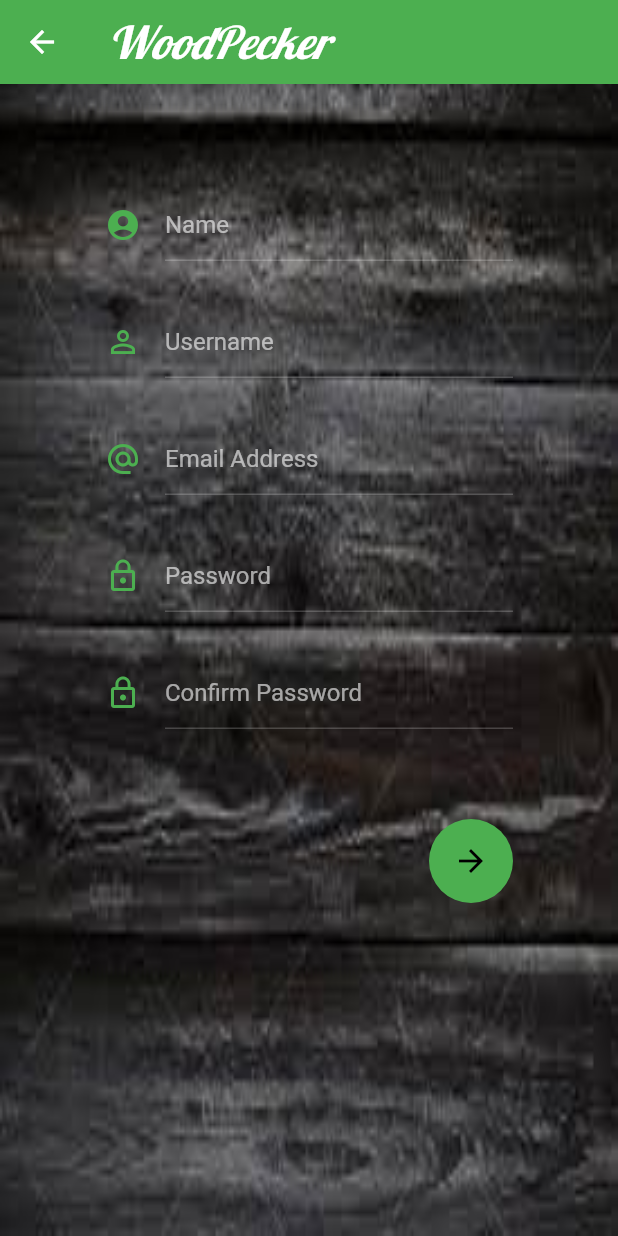
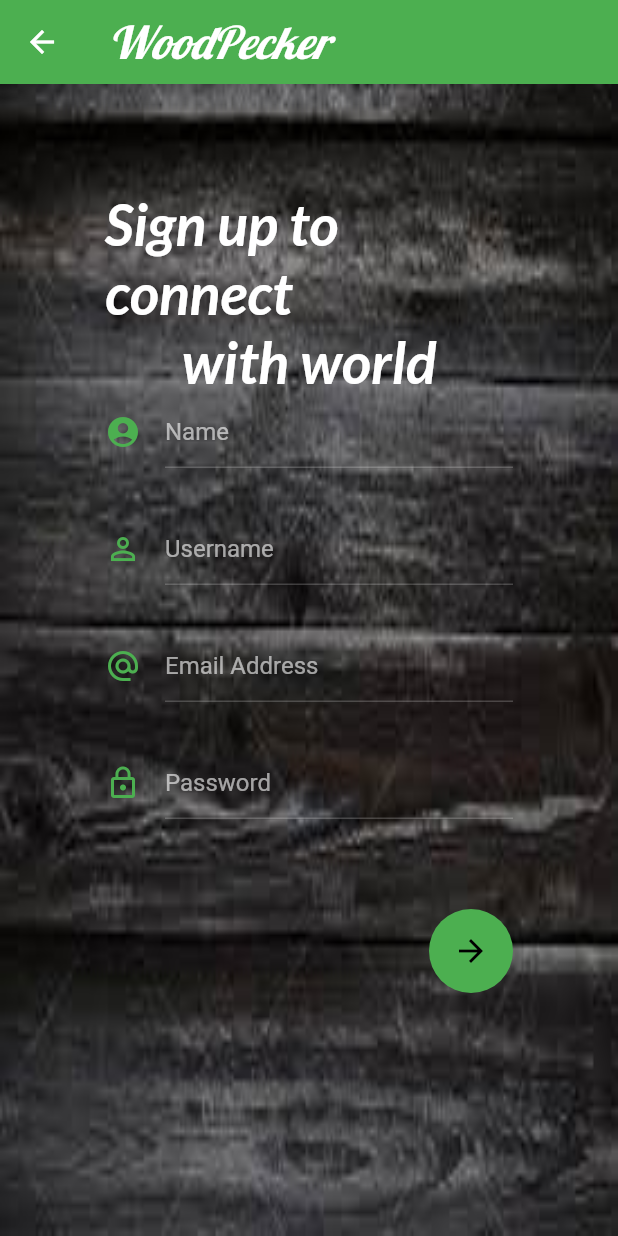
Before and after one commit to AviSharma1305/Auth_UI, a Flutter app: the screen it shows after launch, after a tap on "Sign Up", on a phone screen of 412 x 824 dp. Run offline on Flutter 3.47's test engine with Material 2 defaults, Android fonts, the phone set to English and light mode, and no system bars; our stand-ins replace google_fonts.

Commit message:
Updated UI

```diff
--- a/lib/SignUp_Screen.dart
+++ b/lib/SignUp_Screen.dart
@@ -1,8 +1,8 @@
 import 'package:auth_app/Themes.dart';
 import 'package:flutter/material.dart';
+import 'package:google_fonts/google_fonts.dart';
 
-// ignore: camel_case_types
-class SignUp_Screen extends StatelessWidget {
+class SignUpScreen extends StatelessWidget {
   @override
   Widget build(BuildContext context) {
     return Container(
@@ -21,6 +21,26 @@ class SignUp_Screen extends StatelessWidget {
           child: ListView(
             padding: const EdgeInsets.all(70.0),
             children: <Widget>[
+              Padding(
+                padding: const EdgeInsets.only(bottom: 30.0),
+                child: Column(
+                  children: <Widget>[
+                    Text(
+                        "Sign up to connect",
+                        style: GoogleFonts.lato(
+                          fontSize: 38,
+                          fontWeight: FontWeight.bold,
+                          fontStyle: FontStyle.italic,
+                        ),
+                      ),
+                    Text(
+                      "with world",
+                      style: GoogleFonts.lato(
+                        fontSize: 38,
+                        fontWeight: FontWeight.bold,
+                        fontStyle: FontStyle.italic,
+                      ),
+                    ),
                     Padding(
                         padding: const EdgeInsets.only(bottom: 30.0),
                       child: Row(
@@ -110,28 +130,6 @@ class SignUp_Screen extends StatelessWidget {
                       ),
                     ),
                     Padding(
-                padding: const EdgeInsets.only(bottom: 30.0),
-                child: Row(
-                  crossAxisAlignment: CrossAxisAlignment.center,
-                  children: <Widget>[
-                    Padding(
-                      padding: const EdgeInsets.only(right: 16.0),
-                      child: Icon(
-                        Icons.lock_outline,
-                        color: kprime,
-                      ),
-                    ),
-                    Expanded(
-                      child: TextField(
-                        decoration: InputDecoration(
-                          hintText: "Confirm Password",
-                        ),
-                      ),
-                    ),
-                  ],
-                ),
-              ),
-              Padding(
                       padding: const EdgeInsets.only(top: 30),
                       child: Row(
                         children: <Widget>[
@@ -154,6 +152,9 @@ class SignUp_Screen extends StatelessWidget {
                   ],
                 ),
               ),
+            ],
+          ),
+        ),
       ),
     );
   }
--- a/lib/welcomescreen.dart
+++ b/lib/welcomescreen.dart
@@ -85,7 +85,7 @@ class WelcomeScreen extends StatelessWidget {
                             Navigator.push(
                               context,
                               MaterialPageRoute(
-                                  builder: (context) => SignUp_Screen()),
+                                  builder: (context) => SignUpScreen()),
                             );
                           },
                           child: Text(
```
Also changed, not shown: lib/SignIn_Screen.dart (+88 -11 lines), pubspec.yaml (+5 -3 lines), assets/Icons/facebook.png (added), assets/Icons/google.png (added), assets/Icons/twitter.png (added), assets/images/download1.jpg (deleted), pubspec.lock. Lines whose indentation alone changed are shown as unchanged.
